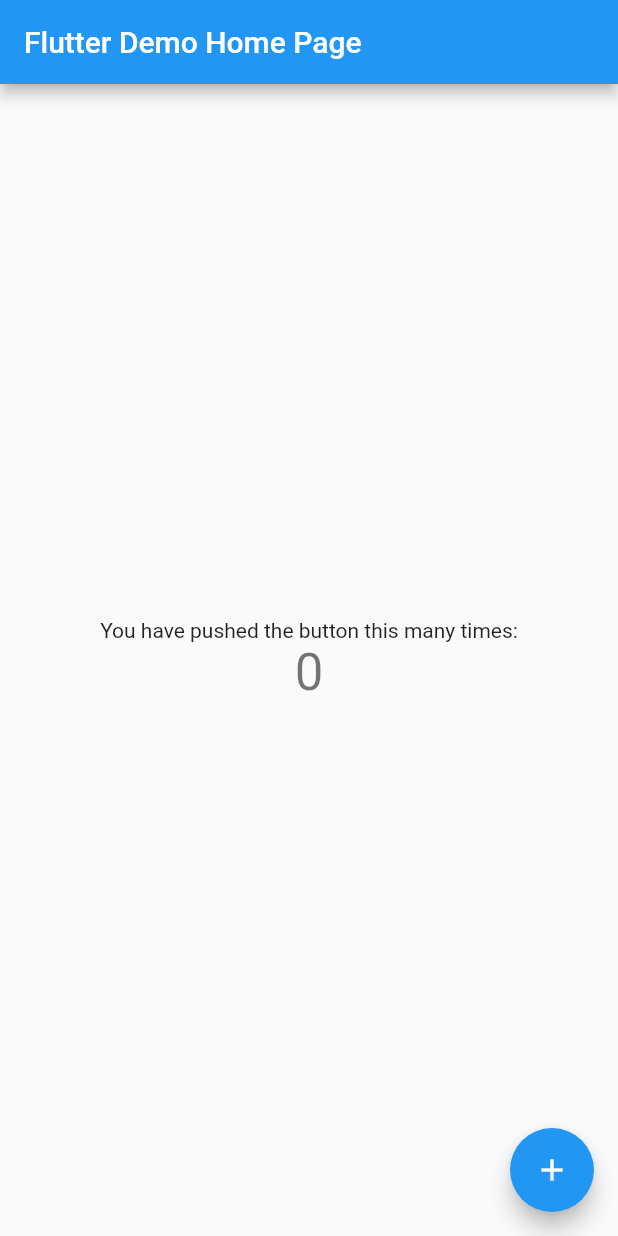
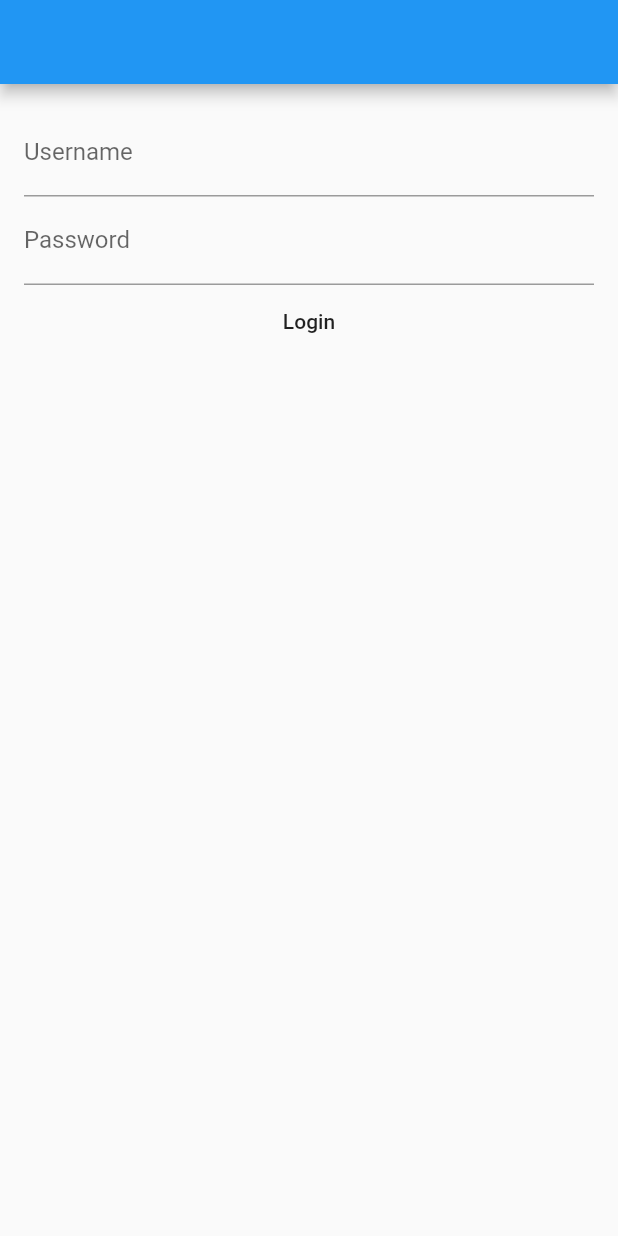
Before and after one commit to dionebatistap/logintest, a Flutter app: the screen it shows after launch, on a phone screen of 412 x 824 dp. Run offline on Flutter 3.47's test engine with Material 2 defaults, Android fonts, the light colour scheme and no system bars.

Commit message:
Versão 1.0.0
# Implementação banco de dados tabela usuario
# Implementação das Apis de login
# Implementação da tela de login
# Implementação da função de login

```diff
--- a/lib/main.dart
+++ b/lib/main.dart
@@ -1,117 +1,81 @@
+import 'dart:convert';
+
 import 'package:flutter/material.dart';
+import 'package:http/http.dart' as http;
 
 void main() {
-  runApp(MyApp());
+  runApp(MaterialApp(
+    home: Login(),
+  ));
 }
 
-class MyApp extends StatelessWidget {
-  // This widget is the root of your application.
+class Login extends StatefulWidget {
   @override
-  Widget build(BuildContext context) {
-    return MaterialApp(
-      title: 'Flutter Demo',
-      theme: ThemeData(
-        // This is the theme of your application.
-        //
-        // Try running your application with "flutter run". You'll see the
-        // application has a blue toolbar. Then, without quitting the app, try
-        // changing the primarySwatch below to Colors.green and then invoke
-        // "hot reload" (press "r" in the console where you ran "flutter run",
-        // or simply save your changes to "hot reload" in a Flutter IDE).
-        // Notice that the counter didn't reset back to zero; the application
-        // is not restarted.
-        primarySwatch: Colors.blue,
-        // This makes the visual density adapt to the platform that you run
-        // the app on. For desktop platforms, the controls will be smaller and
-        // closer together (more dense) than on mobile platforms.
-        visualDensity: VisualDensity.adaptivePlatformDensity,
-      ),
-      home: MyHomePage(title: 'Flutter Demo Home Page'),
-    );
-  }
+  _LoginState createState() => _LoginState();
 }
 
-class MyHomePage extends StatefulWidget {
-  MyHomePage({Key key, this.title}) : super(key: key);
+class _LoginState extends State<Login> {
+  String username, password;
+  final _key = new GlobalKey<FormState>();
 
-  // This widget is the home page of your application. It is stateful, meaning
-  // that it has a State object (defined below) that contains fields that affect
-  // how it looks.
+//logica para validar os dados antes de salvar
+  check() {
+    final form = _key.currentState;
+    if (form.validate()) {
+      form.save();
+      //print("$username, $password"); *verificar retorno*
+      login();
+    }
+  }
 
-  // This class is the configuration for the state. It holds the values (in this
-  // case the title) provided by the parent (in this case the App widget) and
-  // used by the build method of the State. Fields in a Widget subclass are
-  // always marked "final".
+//Logica para efetuar o login, push no banco de dados
+//antes daqui só passa os dados para o androi, depois para a api
+  login() async {
+    final response = await http.post(
+        "http://www.dionebatistap.com.br/login/api/login.php",
+        body: {"username": username, "password": password});
 
-  final String title;
-
-  @override
-  _MyHomePageState createState() => _MyHomePageState();
-}
-
-class _MyHomePageState extends State<MyHomePage> {
-  int _counter = 0;
-
-  void _incrementCounter() {
-    setState(() {
-      // This call to setState tells the Flutter framework that something has
-      // changed in this State, which causes it to rerun the build method below
-      // so that the display can reflect the updated values. If we changed
-      // _counter without calling setState(), then the build method would not be
-      // called again, and so nothing would appear to happen.
-      _counter++;
-    });
+    final data = jsonDecode(response.body);
+    print(data);
   }
 
   @override
   Widget build(BuildContext context) {
-    // This method is rerun every time setState is called, for instance as done
-    // by the _incrementCounter method above.
-    //
-    // The Flutter framework has been optimized to make rerunning build methods
-    // fast, so that you can just rebuild anything that needs updating rather
-    // than having to individually change instances of widgets.
     return Scaffold(
-      appBar: AppBar(
-        // Here we take the value from the MyHomePage object that was created by
-        // the App.build method, and use it to set our appbar title.
-        title: Text(widget.title),
-      ),
-      body: Center(
-        // Center is a layout widget. It takes a single child and positions it
-        // in the middle of the parent.
-        child: Column(
-          // Column is also a layout widget. It takes a list of children and
-          // arranges them vertically. By default, it sizes itself to fit its
-          // children horizontally, and tries to be as tall as its parent.
-          //
-          // Invoke "debug painting" (press "p" in the console, choose the
-          // "Toggle Debug Paint" action from the Flutter Inspector in Android
-          // Studio, or the "Toggle Debug Paint" command in Visual Studio Code)
-          // to see the wireframe for each widget.
-          //
-          // Column has various properties to control how it sizes itself and
-          // how it positions its children. Here we use mainAxisAlignment to
-          // center the children vertically; the main axis here is the vertical
-          // axis because Columns are vertical (the cross axis would be
-          // horizontal).
-          mainAxisAlignment: MainAxisAlignment.center,
+      appBar: AppBar(),
+      body: Form(
+        key: _key,
+        child: ListView(
+          padding: EdgeInsets.all(16.0),
           children: <Widget>[
-            Text(
-              'You have pushed the button this many times:',
+            TextFormField(
+              // ignore: missing_return
+              validator: (e) {
+                if (e.isEmpty) {
+                  return "Please insert username";
+                }
+              },
+              onSaved: (e) => username = e,
+              decoration: InputDecoration(
+                labelText: "Username",
+              ),
             ),
-            Text(
-              '$_counter',
-              style: Theme.of(context).textTheme.headline4,
+            TextFormField(
+              obscureText: true,
+              onSaved: (e) => password = e,
+              decoration: InputDecoration(
+                labelText: "Password",
+              ),
             ),
+            MaterialButton(
+              onPressed: () {
+                check();
+              },
+              child: Text("Login"),
+            )
           ],
         ),
       ),
-      floatingActionButton: FloatingActionButton(
-        onPressed: _incrementCounter,
-        tooltip: 'Increment',
-        child: Icon(Icons.add),
-      ), // This trailing comma makes auto-formatting nicer for build methods.
     );
   }
 }
--- a/pubspec.yaml
+++ b/pubspec.yaml
@@ -28,6 +28,10 @@
   # The following adds the Cupertino Icons font to your application.
   # Use with the CupertinoIcons class for iOS style icons.
   cupertino_icons: ^0.1.3
+  http:
+  shared_preferences: ^0.4.3
+  intl: ^0.15.7
+  image_picker: ^0.5.0
 
 dev_dependencies:
   flutter_test:
```
Also changed, not shown: pubspec.lock, 3 other files.
